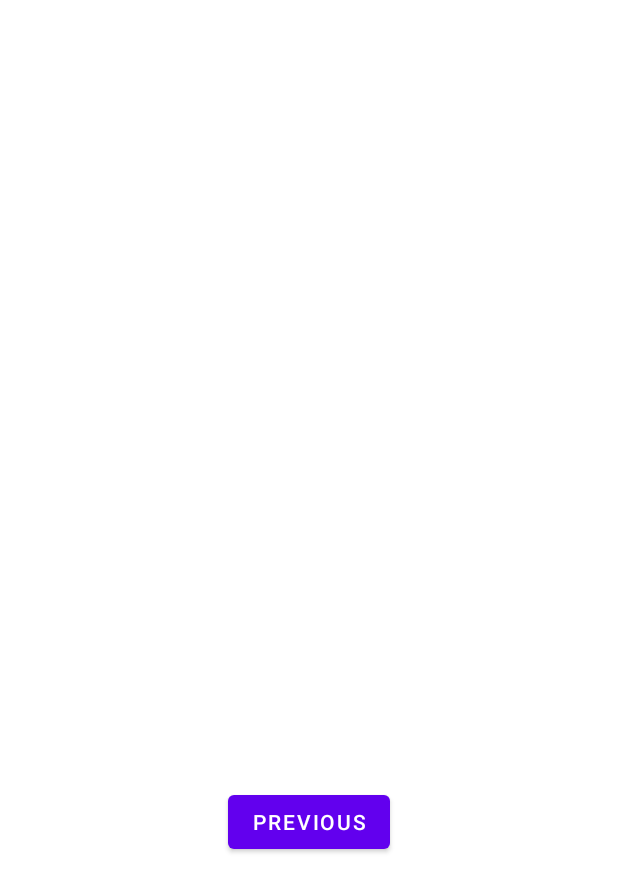
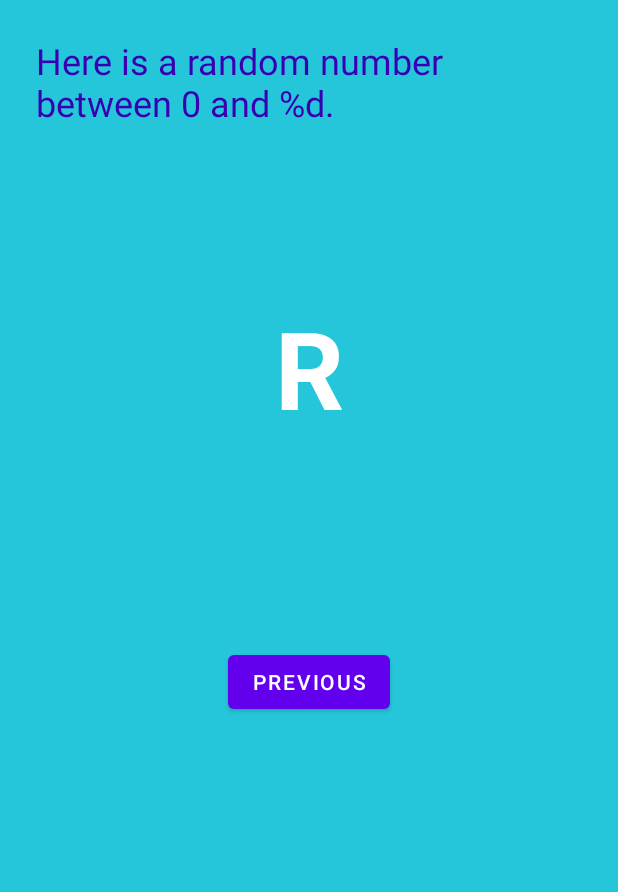
Before and after one commit to Matthew-Place/Android-Studio-Project-1, an Android app: the layout fragment_second.xml on its own in the app's theme, with its tools: preview values and no code run, on a phone screen of 412 x 824 dp. Shown: the top 892 px of the screen. Run offline under Robolectric (Android 15) with nearby library versions, the phone set to English and light mode, and no system bars.

Commit message:
Finished Tutorial with added random button functionality, second fragment display and safe args dependency added.

```diff
--- a/app/src/main/res/layout/fragment_second.xml
+++ b/app/src/main/res/layout/fragment_second.xml
@@ -4,13 +4,19 @@
     xmlns:tools="http://schemas.android.com/tools"
     android:layout_width="match_parent"
     android:layout_height="match_parent"
+    android:background="@color/screenBackground2"
     tools:context=".SecondFragment">
 
     <TextView
-        android:id="@+id/textview_second"
-        android:layout_width="wrap_content"
+        android:id="@+id/textview_header"
+        android:layout_width="0dp"
         android:layout_height="wrap_content"
-        app:layout_constraintBottom_toTopOf="@id/button_second"
+        android:layout_marginStart="24dp"
+        android:layout_marginTop="24dp"
+        android:layout_marginEnd="24dp"
+        android:text="@string/random_heading"
+        android:textColor="@color/design_default_color_primary_dark"
+        android:textSize="24sp"
         app:layout_constraintEnd_toEndOf="parent"
         app:layout_constraintStart_toStartOf="parent"
         app:layout_constraintTop_toTopOf="parent" />
@@ -23,5 +29,19 @@
         app:layout_constraintBottom_toBottomOf="parent"
         app:layout_constraintEnd_toEndOf="parent"
         app:layout_constraintStart_toStartOf="parent"
-        app:layout_constraintTop_toBottomOf="@id/textview_second" />
+        app:layout_constraintTop_toBottomOf="@id/textview_header" />
+
+    <TextView
+        android:id="@+id/textview_random"
+        android:layout_width="wrap_content"
+        android:layout_height="wrap_content"
+        android:text="R"
+        android:textColor="@android:color/white"
+        android:textSize="72sp"
+        android:textStyle="bold"
+        app:layout_constraintBottom_toTopOf="@+id/button_second"
+        app:layout_constraintEnd_toEndOf="parent"
+        app:layout_constraintStart_toStartOf="parent"
+        app:layout_constraintTop_toBottomOf="@+id/textview_header"
+        app:layout_constraintVertical_bias="0.45" />
 </androidx.constraintlayout.widget.ConstraintLayout>
--- a/app/src/main/res/navigation/nav_graph.xml
+++ b/app/src/main/res/navigation/nav_graph.xml
@@ -24,5 +24,8 @@
         <action
             android:id="@+id/action_SecondFragment_to_FirstFragment"
             app:destination="@id/FirstFragment" />
+        <argument
+            android:name="myArg"
+            app:argType="integer" />
     </fragment>
 </navigation>
--- a/app/src/main/res/values/colors.xml
+++ b/app/src/main/res/values/colors.xml
@@ -9,4 +9,5 @@
     <color name="white">#FFFFFFFF</color>
     <color name="screenBackground">#2196F3</color>
     <color name="buttonBackground">#BBDEFB</color>
+    <color name="screenBackground2">#26C6DA</color>
 </resources>
--- a/app/src/main/res/values/strings.xml
+++ b/app/src/main/res/values/strings.xml
@@ -7,7 +7,7 @@
     <string name="previous">Previous</string>
 
     <string name="first_fragment_text">0</string>
-    <string name="hello_second_fragment">Hello second fragment. Arg: %1$s</string>
+    <string name="random_heading">Here is a random number between 0 and %d.</string>
 
     <string name="toast_button_text">Toast</string>
     <string name="random_button_text">Random</string>
--- a/build.gradle
+++ b/build.gradle
@@ -7,6 +7,10 @@ buildscript {
     dependencies {
         classpath "com.android.tools.build:gradle:7.0.4"
 
+        def nav_version = "2.3.5"
+        classpath "androidx.navigation:navigation-safe-args-gradle-plugin:$nav_version"
+
+
         // NOTE: Do not place your application dependencies here; they belong
         // in the individual module build.gradle files
     }
```
Also changed, not shown: app/build.gradle (+6 -5 lines), app/src/main/java/com/example/myfirstapplication/FirstFragment.java (+8 -7 lines), app/src/main/java/com/example/myfirstapplication/SecondFragment.java (+21 -0 lines).
